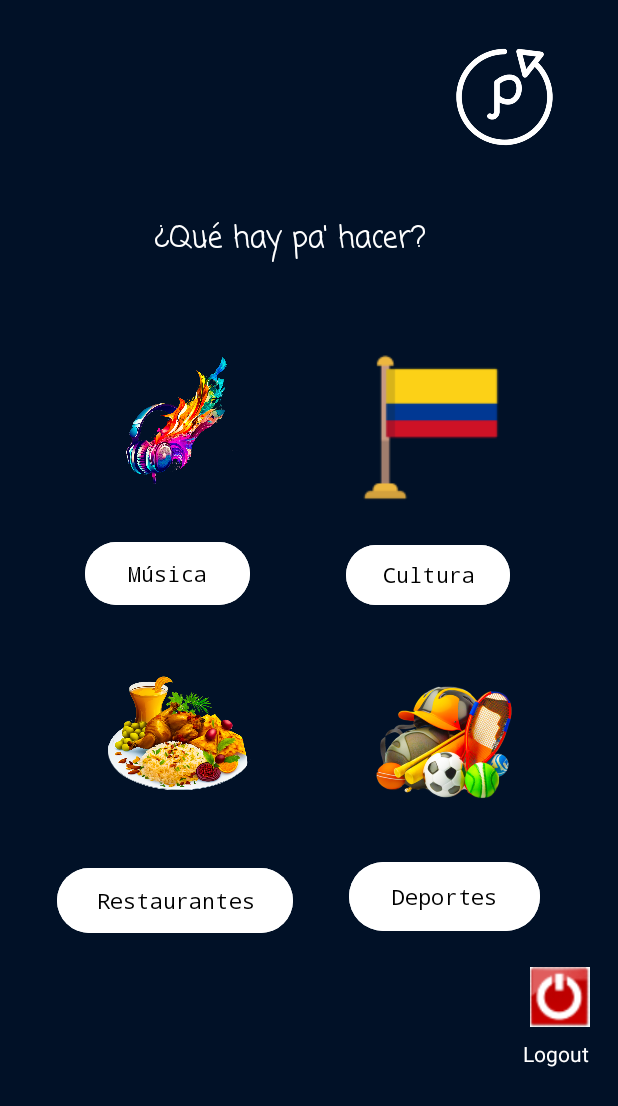
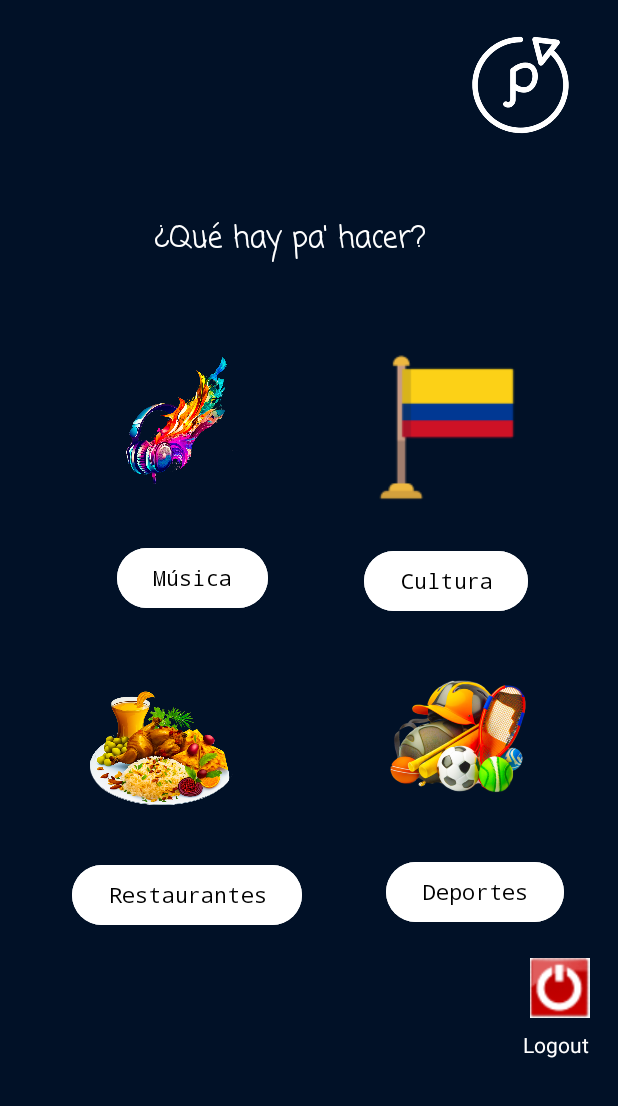
Before and after one commit to JhonathanSR/Parchapp, an Android app: the MainMenu screen opened directly, with no data from a screen before it, on a phone screen of 412 x 824 dp. Shown: the top 1106 px of the screen. Run offline under Robolectric (Android 15) with nearby library versions, the phone set to English and light mode, and no system bars.

Commit message:
Corrección de navegación en módulo cultura
Se crea commit porque estamos trabajando al tiempo, botón de cultura estaba llevando al usuario a Restaurantes, se sube esa corrección.

```diff
--- a/app/src/main/java/com/example/parchapp/MainCultura.kt
+++ b/app/src/main/java/com/example/parchapp/MainCultura.kt
@@ -10,7 +10,7 @@ class MainCultura : AppCompatActivity() {
     override fun onCreate(savedInstanceState: Bundle?) {
         super.onCreate(savedInstanceState)
         enableEdgeToEdge()
-        setContentView(R.layout.activity_main_deportes)
+        setContentView(R.layout.activity_main_cultura)
         ViewCompat.setOnApplyWindowInsetsListener(findViewById(R.id.main)) { v, insets ->
             val systemBars = insets.getInsets(WindowInsetsCompat.Type.systemBars())
             v.setPadding(systemBars.left, systemBars.top, systemBars.right, systemBars.bottom)
--- a/app/src/main/res/layout/activity_main_menu.xml
+++ b/app/src/main/res/layout/activity_main_menu.xml
@@ -37,15 +37,15 @@
 
     <Button
         android:id="@+id/btnMusica"
-        android:layout_width="110dp"
-        android:layout_height="50dp"
-        android:layout_marginTop="28dp"
+        android:layout_width="wrap_content"
+        android:layout_height="wrap_content"
+        android:layout_marginTop="32dp"
         android:backgroundTint="@color/white"
         android:fontFamily="monospace"
         android:text="Música"
         android:textColor="@color/black"
         app:layout_constraintEnd_toStartOf="@+id/btnCultura"
-        app:layout_constraintHorizontal_bias="0.467"
+        app:layout_constraintHorizontal_bias="0.551"
         app:layout_constraintStart_toStartOf="parent"
         app:layout_constraintTop_toBottomOf="@+id/imgMusica" />
 
@@ -53,8 +53,8 @@
         android:id="@+id/btnCultura"
         android:layout_width="wrap_content"
         android:layout_height="wrap_content"
-        android:layout_marginTop="20dp"
-        android:layout_marginEnd="72dp"
+        android:layout_marginTop="24dp"
+        android:layout_marginEnd="60dp"
         android:backgroundTint="@color/white"
         android:fontFamily="monospace"
         android:text="Cultura"
@@ -64,24 +64,24 @@
 
     <Button
         android:id="@+id/btnRestau"
-        android:layout_width="157dp"
-        android:layout_height="51dp"
-        android:layout_marginTop="28dp"
+        android:layout_width="wrap_content"
+        android:layout_height="wrap_content"
+        android:layout_marginTop="16dp"
+        android:layout_marginEnd="56dp"
         android:backgroundTint="@color/white"
+        android:layout_marginStart="75dp"
         android:fontFamily="monospace"
         android:text="Restaurantes"
         android:textColor="@color/black"
         app:layout_constraintEnd_toStartOf="@+id/btnDeportes"
-        app:layout_constraintHorizontal_bias="0.506"
-        app:layout_constraintStart_toStartOf="parent"
         app:layout_constraintTop_toBottomOf="@+id/imgRestaurantes" />
 
     <Button
         android:id="@+id/btnDeportes"
-        android:layout_width="127dp"
-        android:layout_height="54dp"
-        android:layout_marginTop="24dp"
-        android:layout_marginEnd="52dp"
+        android:layout_width="wrap_content"
+        android:layout_height="wrap_content"
+        android:layout_marginTop="28dp"
+        android:layout_marginEnd="36dp"
         android:backgroundTint="@color/white"
         android:fontFamily="monospace"
         android:text="Deportes"
@@ -103,8 +103,8 @@
         android:id="@+id/imgRestaurantes"
         android:layout_width="95dp"
         android:layout_height="115dp"
-        android:layout_marginStart="72dp"
-        android:layout_marginTop="24dp"
+        android:layout_marginStart="60dp"
+        android:layout_marginTop="32dp"
         app:layout_constraintStart_toStartOf="parent"
         app:layout_constraintTop_toBottomOf="@+id/btnMusica"
         app:srcCompat="@drawable/comidas" />
@@ -113,9 +113,9 @@
         android:id="@+id/imageView9"
         android:layout_width="100dp"
         android:layout_height="103dp"
-        android:layout_marginTop="36dp"
+        android:layout_marginTop="28dp"
         app:layout_constraintEnd_toEndOf="parent"
-        app:layout_constraintHorizontal_bias="0.544"
+        app:layout_constraintHorizontal_bias="0.638"
         app:layout_constraintStart_toEndOf="@+id/imgRestaurantes"
         app:layout_constraintTop_toBottomOf="@+id/btnCultura"
         app:srcCompat="@drawable/deportes" />
@@ -135,9 +135,9 @@
         android:id="@+id/img_Log"
         android:layout_width="98dp"
         android:layout_height="81dp"
-        android:layout_marginTop="24dp"
+        android:layout_marginTop="16dp"
         app:layout_constraintEnd_toEndOf="parent"
-        app:layout_constraintHorizontal_bias="0.916"
+        app:layout_constraintHorizontal_bias="0.948"
         app:layout_constraintStart_toStartOf="parent"
         app:layout_constraintTop_toTopOf="parent"
         app:srcCompat="@drawable/logosinnombre" />
@@ -148,7 +148,7 @@
         android:layout_height="wrap_content"
         android:layout_marginTop="52dp"
         app:layout_constraintEnd_toEndOf="parent"
-        app:layout_constraintHorizontal_bias="0.506"
+        app:layout_constraintHorizontal_bias="0.575"
         app:layout_constraintStart_toEndOf="@+id/imgMusica"
         app:layout_constraintTop_toBottomOf="@+id/textView8"
         app:srcCompat="@drawable/bandera" />
```
